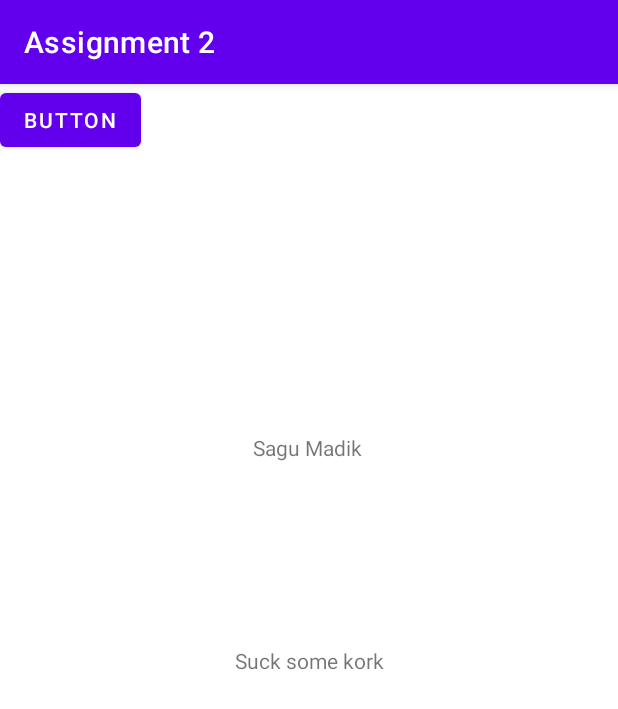
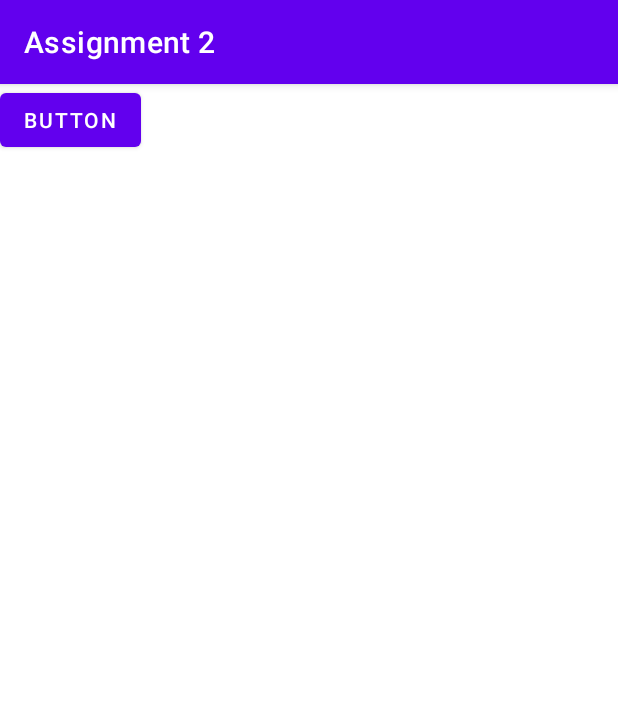
Before and after one commit to FujisakiSakiasahi/Android_Assignment_2, an Android app: the screen it shows after launch (MainActivity), on a phone screen of 412 x 824 dp. Shown: the top 709 px of the screen. Run offline under Robolectric (Android 15) with nearby library versions, the phone set to English and light mode, and no system bars.

Commit message:
binding for main activity

```diff
--- a/app/build.gradle
+++ b/app/build.gradle
@@ -25,6 +25,10 @@ android {
         sourceCompatibility JavaVersion.VERSION_1_8
         targetCompatibility JavaVersion.VERSION_1_8
     }
+
+    buildFeatures {
+        viewBinding true
+    }
 }
 
 dependencies {
--- a/app/src/main/java/com/example/assignment2/MainActivity.java
+++ b/app/src/main/java/com/example/assignment2/MainActivity.java
@@ -4,11 +4,19 @@ import androidx.appcompat.app.AppCompatActivity;
 
 import android.os.Bundle;
 
+import com.example.assignment2.databinding.ActivityMainBinding;
+
 public class MainActivity extends AppCompatActivity {
+    private ActivityMainBinding binding;
 
     @Override
     protected void onCreate(Bundle savedInstanceState) {
         super.onCreate(savedInstanceState);
         setContentView(R.layout.activity_main);
+
+        binding = ActivityMainBinding.inflate(getLayoutInflater());
+        setContentView(binding.getRoot());
+
+
     }
 }
--- a/app/src/main/res/layout/activity_main.xml
+++ b/app/src/main/res/layout/activity_main.xml
@@ -6,33 +6,11 @@
     android:layout_height="match_parent"
     tools:context=".MainActivity">
 
-    <TextView
-        android:layout_width="wrap_content"
-        android:layout_height="wrap_content"
-        android:text="Suck some kork"
-        app:layout_constraintBottom_toBottomOf="parent"
-        app:layout_constraintEnd_toEndOf="parent"
-        app:layout_constraintStart_toStartOf="parent"
-        app:layout_constraintTop_toTopOf="parent" />
-
-    <TextView
-        android:id="@+id/textView"
-        android:layout_width="wrap_content"
-        android:layout_height="wrap_content"
-        android:text="Sagu Madik"
-        app:layout_constraintBottom_toBottomOf="parent"
-        app:layout_constraintEnd_toEndOf="parent"
-        app:layout_constraintHorizontal_bias="0.498"
-        app:layout_constraintStart_toStartOf="parent"
-        app:layout_constraintTop_toTopOf="parent"
-        app:layout_constraintVertical_bias="0.311" />
-
     <Button
-        android:id="@+id/button"
+        android:id="@+id/button_click"
         android:layout_width="wrap_content"
         android:layout_height="wrap_content"
         android:text="Button"
-        tools:layout_editor_absoluteX="182dp"
-        tools:layout_editor_absoluteY="408dp" />
-
+        tools:layout_editor_absoluteX="134dp"
+        tools:layout_editor_absoluteY="164dp" />
 </androidx.constraintlayout.widget.ConstraintLayout>
```
